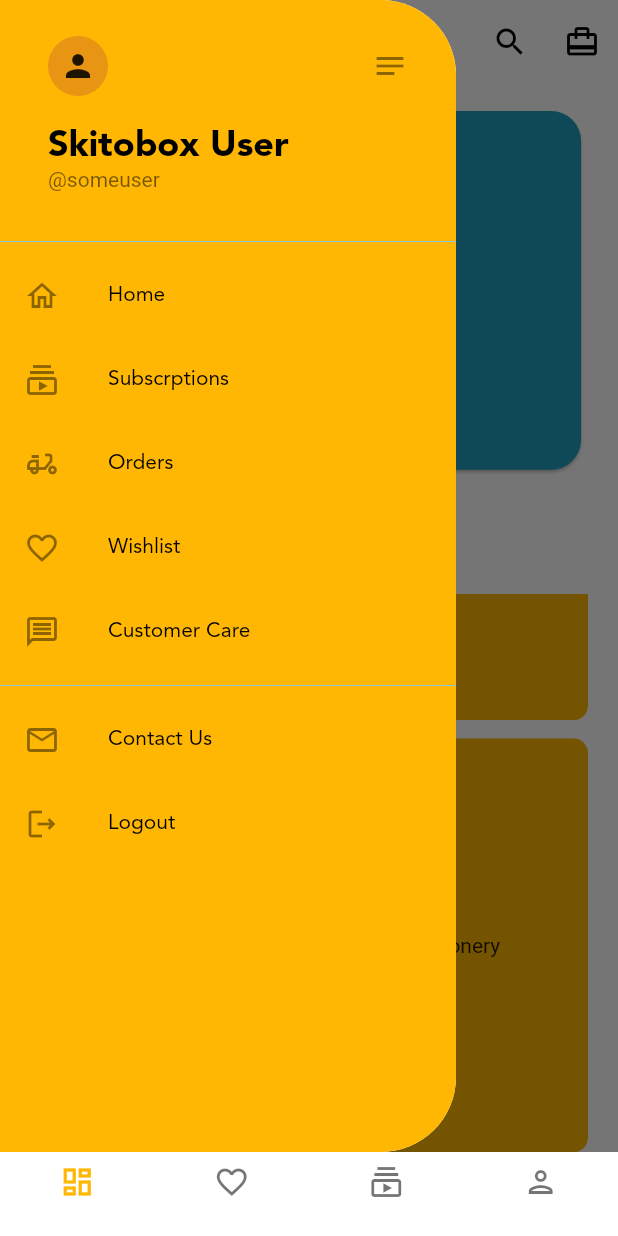
After one commit to seeebbii/skitoboxes-app, a Flutter app: the HomeScreen screen opened by its route, scrolled down 576 dp, after a tap on the "border all" icon, on a phone screen of 412 x 824 dp. The commit adds this screen. Run offline on Flutter 3.47's test engine with Material 2 defaults, Android fonts, the phone set to English and light mode, and no system bars; drawn by our look-alikes of carousel_slider; our stand-ins replace get, rive.

Commit message:
dashboard done almost

```diff
--- a/lib/controllers/navigation/navigation_controller.dart
+++ b/lib/controllers/navigation/navigation_controller.dart
@@ -2,12 +2,14 @@ import 'package:flutter/material.dart';
 import 'package:get/get.dart';
 
 class NavigationController extends GetxController {
-
   final sheetController = PageController(
     keepPage: true,
     initialPage: 0,
   );
 
+  final categoryPageController = PageController(
+    initialPage: 0,
+  );
 
   static NavigationController instance = Get.find();
   final GlobalKey<NavigatorState> navigationKey = GlobalKey();
--- /dev/null
+++ b/lib/home_screen.dart
@@ -0,0 +1,66 @@
+import 'package:flutter/material.dart';
+import 'package:skitoboxes/views/bottom_navbar/dashboard_pageview/dashboard_body.dart';
+import 'package:skitoboxes/views/bottom_navbar/dashboard_pageview/dashboard_screen.dart';
+import 'package:skitoboxes/views/bottom_navbar/profile_screen.dart';
+import 'package:skitoboxes/views/bottom_navbar/subscription_screen.dart';
+import 'package:skitoboxes/views/bottom_navbar/wishlist_screen.dart';
+
+class HomeScreen extends StatefulWidget {
+  const HomeScreen({Key? key}) : super(key: key);
+
+  @override
+  _HomeScreenState createState() => _HomeScreenState();
+}
+
+class _HomeScreenState extends State<HomeScreen> {
+  List<Widget> bottomScreens = [
+    DashboardBody(),
+    WishlistScreen(),
+    SubscriptionScreen(),
+    ProfileScreen(),
+  ];
+
+  int _selectedScreen = 0;
+  void _onItemTapped(int index) {
+    setState(() {
+      _selectedScreen = index;
+    });
+  }
+
+  @override
+  Widget build(BuildContext context) {
+    return Scaffold(
+      body: IndexedStack(
+        children: bottomScreens,
+        index: _selectedScreen,
+      ),
+      bottomNavigationBar: BottomNavigationBar(
+        elevation: 0,
+        backgroundColor: Colors.white,
+        currentIndex: _selectedScreen,
+        onTap: _onItemTapped,
+        type: BottomNavigationBarType.fixed,
+        items: const <BottomNavigationBarItem>[
+          BottomNavigationBarItem(
+            icon: Icon(Icons.dashboard_outlined),
+            label: '',
+          ),
+          BottomNavigationBarItem(
+            icon: Icon(Icons.favorite_outline),
+            label: '',
+          ),
+          BottomNavigationBarItem(
+            icon: Icon(
+              Icons.subscriptions_outlined,
+            ),
+            label: '',
+          ),
+          BottomNavigationBarItem(
+            icon: Icon(Icons.person_outlined),
+            label: '',
+          ),
+        ],
+      ),
+    );
+  }
+}
--- a/lib/router/route_generator.dart
+++ b/lib/router/route_generator.dart
@@ -1,5 +1,6 @@
 // STATIC ROUTES NAME
 import 'package:flutter/material.dart';
+import 'package:skitoboxes/home_screen.dart';
 import 'package:skitoboxes/views/authentication/auth_page_viewer.dart';
 import 'package:skitoboxes/views/info/landing_page.dart';
 import 'package:skitoboxes/views/splash/main_splash_screen.dart';
@@ -8,6 +9,7 @@ const String initialRoute = '/';
 const String signUp = '/signup';
 const String landing = '/landing';
 const String bodyAuth = '/bodyAuth';
+const String homeScreen = '/home-screen';
 
 // ignore: todo
 // TODO : ROUTES GENERATOR CLASS THAT CONTROLS THE FLOW OF NAVIGATION/ROUTING
@@ -27,6 +29,9 @@ class RouteGenerator {
 
       case bodyAuth:
         return _getPageRoute(AuthPageViewer());
+
+      case homeScreen:
+        return _getPageRoute(HomeScreen());
 
       default:
         return _errorRoute();
--- a/lib/theme/app_theme.dart
+++ b/lib/theme/app_theme.dart
@@ -41,7 +41,4 @@ ThemeData myTheme = ThemeData(
       ),
     ),
     floatingActionButtonTheme: const FloatingActionButtonThemeData(
-    backgroundColor: orange,
-    elevation: 5
-  )
-);
+        backgroundColor: orange, elevation: 5));
--- /dev/null
+++ b/lib/views/bottom_navbar/dashboard_pageview/category_screen.dart
@@ -0,0 +1,48 @@
+import 'package:flutter/material.dart';
+import 'package:flutter_staggered_grid_view/flutter_staggered_grid_view.dart';
+import 'package:skitoboxes/constants/colors.dart';
+import 'package:skitoboxes/constants/controllers.dart';
+
+class CategoryScreen extends StatefulWidget {
+  CategoryScreen(
+      {Key? key, @required this.categoryType, @required this.onDataChange})
+      : super(key: key);
+
+  String? categoryType;
+  final Function(String)? onDataChange;
+
+  @override
+  _CategoryScreenState createState() => _CategoryScreenState();
+}
+
+class _CategoryScreenState extends State<CategoryScreen> {
+  List<int> boxesList = [1, 2, 3, 4, 5, 6, 7];
+  @override
+  Widget build(BuildContext context) {
+    return Padding(
+      padding: const EdgeInsets.symmetric(horizontal: 15),
+      child: GridView.builder(
+        itemCount: boxesList.length,
+        gridDelegate: SliverGridDelegateWithFixedCrossAxisCount(
+            crossAxisCount: 1,
+            crossAxisSpacing: 12,
+            mainAxisSpacing: 12,
+            childAspectRatio: 1.2),
+        itemBuilder: (BuildContext context, int index) => InkWell(
+          onTap: () {},
+          child: ClipRRect(
+            borderRadius: BorderRadius.circular(10),
+            child: Container(
+                color: darkBlue,
+                child: Center(
+                  child: Text('Box ${boxesList[index]}',
+                      style: TextStyle(
+                        color: Colors.white,
+                      )),
+                )),
+          ),
+        ),
+      ),
+    );
+  }
+}
--- /dev/null
+++ b/lib/views/bottom_navbar/dashboard_pageview/dashboard_body.dart
@@ -0,0 +1,79 @@
+import 'package:flutter/material.dart';
+import 'package:carousel_slider/carousel_slider.dart';
+import 'package:flutter_staggered_grid_view/flutter_staggered_grid_view.dart';
+import 'package:skitoboxes/constants/controllers.dart';
+import 'package:skitoboxes/views/bottom_navbar/dashboard_pageview/category_screen.dart';
+import 'package:skitoboxes/views/bottom_navbar/dashboard_pageview/dashboard_screen.dart';
+import 'package:skitoboxes/widgets/custom_drawer.dart';
+
+class DashboardBody extends StatefulWidget {
+  DashboardBody({Key? key}) : super(key: key);
+
+  @override
+  _DashboardBodyState createState() => _DashboardBodyState();
+}
+
+class _DashboardBodyState extends State<DashboardBody> {
+  int _currentPageIndex = 0;
+  String? categoryType;
+  void onDataChange(String newData) {
+    setState(() => categoryType = newData);
+  }
+
+  @override
+  Widget build(BuildContext context) {
+    return SafeArea(
+      child: Scaffold(
+        drawer: CustomDrawer(),
+        appBar: PreferredSize(
+          preferredSize: Size.fromHeight(70),
+          child: AppBar(
+            automaticallyImplyLeading: false,
+            backgroundColor: Colors.white,
+            elevation: 0,
+            leading: _currentPageIndex == 0
+                ? Builder(
+                    builder: (context) => IconButton(
+                        icon: Icon(Icons.border_all_rounded),
+                        onPressed: () => Scaffold.of(context).openDrawer()),
+                  )
+                : IconButton(
+                    onPressed: () {
+                      navigationController.categoryPageController.animateToPage(
+                          0,
+                          duration: Duration(milliseconds: 500),
+                          curve: Curves.fastOutSlowIn);
+                    },
+                    icon: Icon(Icons.arrow_back)),
+            title: _currentPageIndex == 0 ? Text('') : Text(categoryType!),
+            actions: [
+              IconButton(
+                icon: Icon(Icons.search_outlined),
+                onPressed: () {},
+              ),
+              IconButton(
+                icon: Icon(Icons.card_travel_outlined),
+                onPressed: () {},
+              )
+            ],
+          ),
+        ),
+        body: PageView(
+          physics: NeverScrollableScrollPhysics(),
+          controller: navigationController.categoryPageController,
+          onPageChanged: (index) => setState(() => _currentPageIndex = index),
+          children: [
+            DashboardScreen(
+              categoryType: categoryType,
+              onDataChange: onDataChange,
+            ),
+            CategoryScreen(
+              categoryType: categoryType,
+              onDataChange: onDataChange,
+            ),
+          ],
+        ),
+      ),
+    );
+  }
+}
--- /dev/null
+++ b/lib/views/bottom_navbar/dashboard_pageview/dashboard_screen.dart
@@ -0,0 +1,133 @@
+import 'package:carousel_slider/carousel_slider.dart';
+import 'package:flutter/material.dart';
+import 'package:flutter_staggered_grid_view/flutter_staggered_grid_view.dart';
+import 'package:skitoboxes/constants/controllers.dart';
+
+class DashboardScreen extends StatefulWidget {
+  DashboardScreen(
+      {Key? key, @required this.categoryType, @required this.onDataChange})
+      : super(key: key);
+
+  String? categoryType;
+  final Function(String)? onDataChange;
+
+  @override
+  _DashboardScreenState createState() => _DashboardScreenState();
+}
+
+class _DashboardScreenState extends State<DashboardScreen> {
+  List<int> carouselImgList = [1, 2, 3, 4];
+  List<String> allCategoriesList = [
+    'Sncacks',
+    'Beauty',
+    'Books',
+    'Health',
+    'Selfcare',
+    'Fashion',
+    'Stationery'
+  ];
+  var _currentCarouselIndex = 0;
+
+  @override
+  Widget build(BuildContext context) {
+    return Container(
+      margin: const EdgeInsets.symmetric(horizontal: 20),
+      child: Column(
+        children: [
+          Container(
+            height: MediaQuery.of(context).size.height * 0.3,
+            width: MediaQuery.of(context).size.width * 0.9,
+            child: Card(
+              shape: RoundedRectangleBorder(
+                  borderRadius: BorderRadius.circular(20)),
+              child: Center(
+                  child: CarouselSlider(
+                options: CarouselOptions(
+                    initialPage: 0,
+                    autoPlayInterval: Duration(seconds: 3),
+                    autoPlayAnimationDuration: Duration(milliseconds: 800),
+                    autoPlayCurve: Curves.fastOutSlowIn,
+                    onPageChanged: (index, reason) {
+                      setState(() {
+                        _currentCarouselIndex = index;
+                      });
+                    }),
+                items: carouselImgList.map((i) {
+                  return Builder(
+                    builder: (BuildContext context) {
+                      return Container(
+                          width: MediaQuery.of(context).size.width,
+                          decoration: BoxDecoration(
+                              borderRadius: BorderRadius.circular(20)),
+                          child: Center(
+                            child: Text(
+                              'Image $i',
+                              style: TextStyle(fontSize: 16.0),
+                            ),
+                          ));
+                    },
+                  );
+                }).toList(),
+              )),
+            ),
+          ),
+          Row(
+            mainAxisAlignment: MainAxisAlignment.center,
+            children: carouselImgList.map(
+              (image) {
+                int index = carouselImgList.indexOf(image);
+                return Container(
+                  width: 10,
+                  height: 10,
+                  margin: EdgeInsets.symmetric(vertical: 10, horizontal: 8),
+                  decoration: BoxDecoration(
+                      shape: BoxShape.circle,
+                      color: _currentCarouselIndex == index
+                          ? Theme.of(context).accentColor
+                          : Theme.of(context).accentColor.withOpacity(0.3)),
+                );
+              },
+            ).toList(),
+          ),
+          Container(
+            alignment: Alignment.topLeft,
+            margin: EdgeInsets.symmetric(vertical: 10),
+            child: Text(
+              'Skito Category',
+              style: Theme.of(context)
+                  .primaryTextTheme
+                  .headline5!
+                  .copyWith(fontFamily: 'Avenir'),
+            ),
+          ),
+          Expanded(
+            child: StaggeredGridView.countBuilder(
+              crossAxisCount: 4,
+              itemCount: allCategoriesList.length,
+              itemBuilder: (BuildContext context, int index) => InkWell(
+                onTap: () {
+                  widget.onDataChange!(allCategoriesList[index]);
+                  navigationController.categoryPageController.animateToPage(1,
+                      duration: Duration(milliseconds: 500),
+                      curve: Curves.fastOutSlowIn);
+                },
+                child: ClipRRect(
+                  borderRadius: BorderRadius.circular(10),
+                  child: Container(
+                      color: Theme.of(context).primaryColor,
+                      child: Center(
+                        child: Text('${allCategoriesList[index]}'),
+                      )),
+                ),
+              ),
+              staggeredTileBuilder: (int index) =>
+                  StaggeredTile.count(2, index.isEven ? 3 : 2),
+              mainAxisSpacing: 12,
+              crossAxisSpacing: 12,
+            ),
+          ),
+        ],
+      ),
+    );
+  }
+}
--- /dev/null
+++ b/lib/views/bottom_navbar/profile_screen.dart
@@ -0,0 +1,14 @@
+import 'package:flutter/material.dart';
+
+class ProfileScreen extends StatelessWidget {
+  const ProfileScreen({Key? key}) : super(key: key);
+
+  @override
+  Widget build(BuildContext context) {
+    return Center(
+      child: Container(
+        child: Text('Profile'),
+      ),
+    );
+  }
+}
--- /dev/null
+++ b/lib/views/bottom_navbar/subscription_screen.dart
@@ -0,0 +1,14 @@
+import 'package:flutter/material.dart';
+
+class SubscriptionScreen extends StatelessWidget {
+  const SubscriptionScreen({Key? key}) : super(key: key);
+
+  @override
+  Widget build(BuildContext context) {
+    return Center(
+      child: Container(
+        child: Text('Subscription'),
+      ),
+    );
+  }
+}
--- /dev/null
+++ b/lib/views/bottom_navbar/wishlist_screen.dart
@@ -0,0 +1,14 @@
+import 'package:flutter/material.dart';
+
+class WishlistScreen extends StatelessWidget {
+  const WishlistScreen({Key? key}) : super(key: key);
+
+  @override
+  Widget build(BuildContext context) {
+    return Center(
+      child: Container(
+        child: Text('Whishlist'),
+      ),
+    );
+  }
+}
--- a/lib/views/info/landing_page.dart
+++ b/lib/views/info/landing_page.dart
@@ -1,4 +1,5 @@
 import 'package:flutter/material.dart';
+import 'package:skitoboxes/constants/controllers.dart';
 import 'package:skitoboxes/views/authentication/auth_page_viewer.dart';
 
 class LandingPage extends StatelessWidget {
@@ -46,6 +47,20 @@ class LandingPage extends StatelessWidget {
                         .headline5!
                         .copyWith(color: Colors.white),
                   ),
+                )),
+            ElevatedButton(
+                onPressed: () {
+                  navigationController.navigateTo('/home-screen');
+                },
+                child: Padding(
+                  padding: const EdgeInsets.all(8.0),
+                  child: Text(
+                    'Jump to Home',
+                    style: Theme.of(context)
+                        .primaryTextTheme
+                        .headline5!
+                        .copyWith(color: Colors.white),
+                  ),
                 ))
           ],
         ),
--- /dev/null
+++ b/lib/widgets/custom_drawer.dart
@@ -0,0 +1,79 @@
+import 'package:flutter/material.dart';
+
+class CustomDrawer extends StatelessWidget {
+  const CustomDrawer({Key? key}) : super(key: key);
+
+  @override
+  Widget build(BuildContext context) {
+    return ClipRRect(
+      borderRadius: BorderRadius.only(
+          topRight: Radius.circular(50), bottomRight: Radius.circular(50)),
+      child: Drawer(
+        child: Container(
+          color: Theme.of(context).primaryColor,
+          child: ListView(
+            children: <Widget>[
+              DrawerHeader(
+                child: Column(
+                  children: [
+                    ListTile(
+                      leading: CircleAvatar(
+                        child: Icon(Icons.person),
+                      ),
+                      trailing: Icon(Icons.notes_outlined),
+                    ),
+                    ListTile(
+                      title: Text(
+                        'Skitobox User',
+                        style: Theme.of(context)
+                            .primaryTextTheme
+                            .headline5!
+                            .copyWith(fontFamily: 'Avenir'),
+                      ),
+                      subtitle: Text('@someuser'),
+                    )
+                  ],
+                ),
+              ),
+              ListTile(
+                leading: Icon(Icons.home_outlined),
+                title: Text(
+                  'Home',
+                ),
+              ),
+              ListTile(
+                leading: Icon(Icons.subscriptions_outlined),
+                title: Text('Subscrptions'),
+              ),
+              ListTile(
+                leading: Icon(Icons.delivery_dining_outlined),
+                title: Text('Orders'),
+              ),
+              ListTile(
+                leading: Icon(Icons.favorite_outline),
+                title: Text('Wishlist'),
+              ),
+              ListTile(
+                leading: Icon(Icons.message_outlined),
+                title: Text('Customer Care'),
+              ),
+              Divider(),
+              ListTile(
+                leading: Icon(
+                  Icons.email_outlined,
+                ),
+                title: Text('Contact Us'),
+              ),
+              ListTile(
+                leading: Icon(
+                  Icons.logout_outlined,
+                ),
+                title: Text('Logout'),
+              )
+            ],
+          ),
+        ),
+      ),
+    );
+  }
+}
--- a/pubspec.yaml
+++ b/pubspec.yaml
@@ -38,6 +38,8 @@ dependencies:
   firebase_auth: ^3.0.2
   firebase_core: ^1.5.0
   rive: ^0.7.22
+  carousel_slider: ^4.0.0
+  flutter_staggered_grid_view: ^0.4.0
 
 dev_dependencies:
   flutter_test:
```
Also changed, not shown: lib/views/authentication/otp_screen.dart (+5 -10 lines), pubspec.lock. Lines whose indentation alone changed are shown as unchanged.
